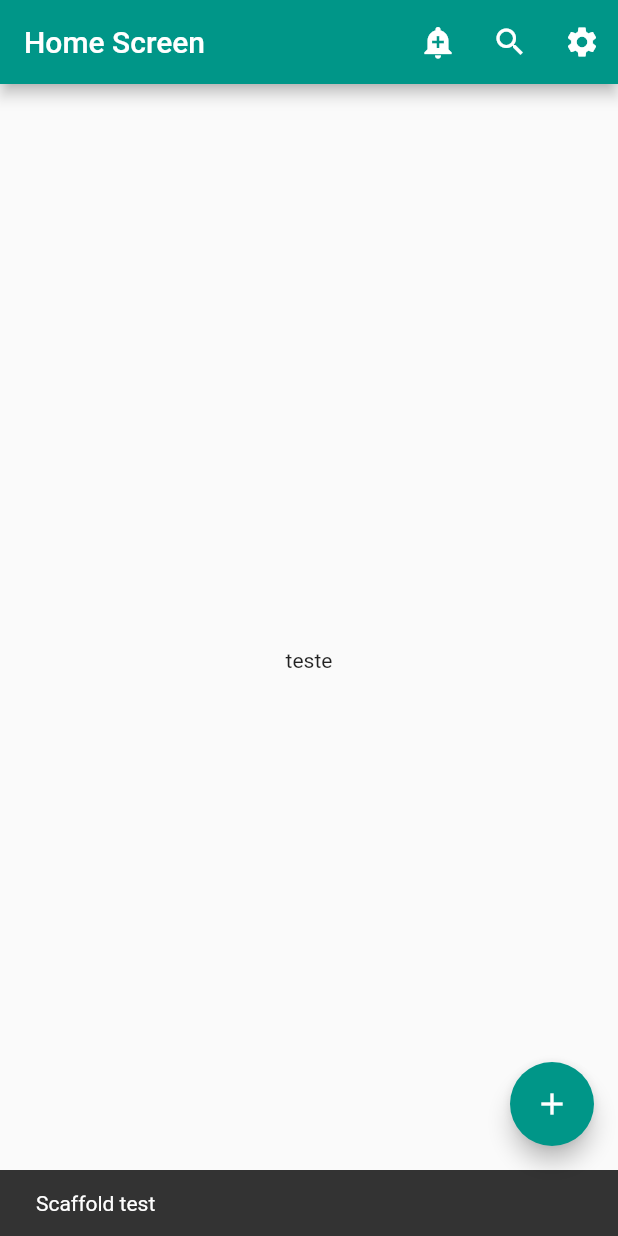
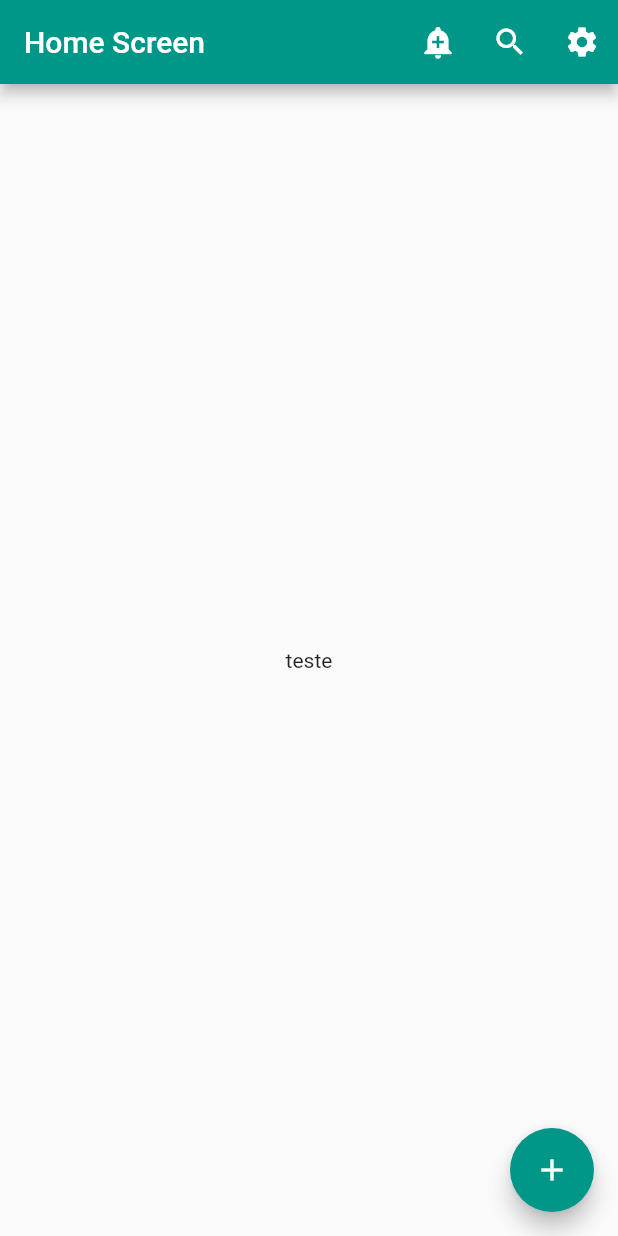
Before and after one commit to mpgamelas/clear_diary, a Flutter app: the screen it shows after launch, after a tap on the "add alert" icon, on a phone screen of 412 x 824 dp. Run offline on Flutter 3.47's test engine with Material 2 defaults, Android fonts, the phone set to English and light mode, and no system bars; our stand-ins replace flutter_form_builder, sqflite; missing offline and left inert: flutter_tagging, preferences; accounts and stored records are empty.

Commit message:
sqlite adjustments

```diff
--- a/lib/database/database_instance.dart
+++ b/lib/database/database_instance.dart
@@ -53,13 +53,13 @@ class DatabaseInstance {
             $entryDateModified INTEGER NOT NULL,
             $entryDateAssigned INTEGER,
             $entryTitle TEXT,
-            $entryBody TEXT,
+            $entryBody TEXT
           );
           CREATE TABLE IF NOT EXISTS $tags_table (
             $tagId INTEGER NOT NULL PRIMARY KEY,
             $tagDateCreated INTEGER NOT NULL,
             $tagDateModified INTEGER NOT NULL,
-            $tag TEXT NOT NULL,
+            $tag TEXT NOT NULL
           );
           CREATE TABLE IF NOT EXISTS $entry_tag_table (
             $entryId INTEGER NOT NULL,
@@ -70,6 +70,7 @@ class DatabaseInstance {
             FOREIGN KEY($tagId) REFERENCES $tags_table($tagId)
               ON UPDATE CASCADE
               ON DELETE CASCADE,
+            UNIQUE($entryId, $tagId)
           );
           ''';
     await db.execute(dbCreateCommand);
--- a/lib/screens/home.dart
+++ b/lib/screens/home.dart
@@ -37,8 +37,8 @@ class HomeAppBar extends StatelessWidget implements PreferredSizeWidget {
 
   ///todo: test pending here
   Future<void> insereEntry() async {
-    int secondsSinceEpoch =
-        (DateTime.now().millisecondsSinceEpoch / 1000) as int;
+    double secondsSinceEpoch = (DateTime.now().millisecondsSinceEpoch / 1000);
+    int temp = secondsSinceEpoch.toInt();
     Map<String, dynamic> row = {
       //DatabaseInstance.entryId: 1,
       DatabaseInstance.entryDateCreated: secondsSinceEpoch,
@@ -59,10 +59,7 @@ class HomeAppBar extends StatelessWidget implements PreferredSizeWidget {
         IconButton(
           icon: const Icon(Icons.add_alert),
           tooltip: 'Show Snackbar',
-          onPressed: () {
-            final snackBar = SnackBar(content: Text('Scaffold test'));
-            Scaffold.of(context).showSnackBar(snackBar);
-          },
+          onPressed: insereEntry,
         ),
         IconButton(
           icon: const Icon(Icons.search),
```
